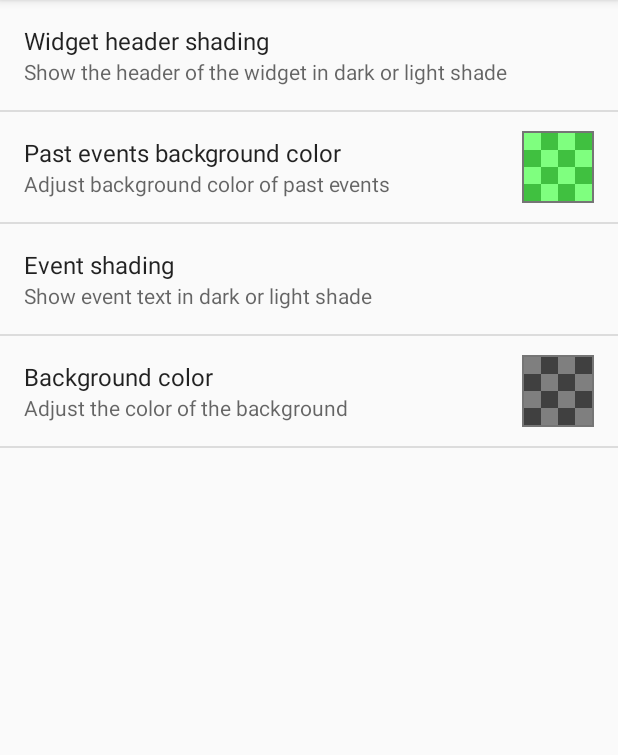
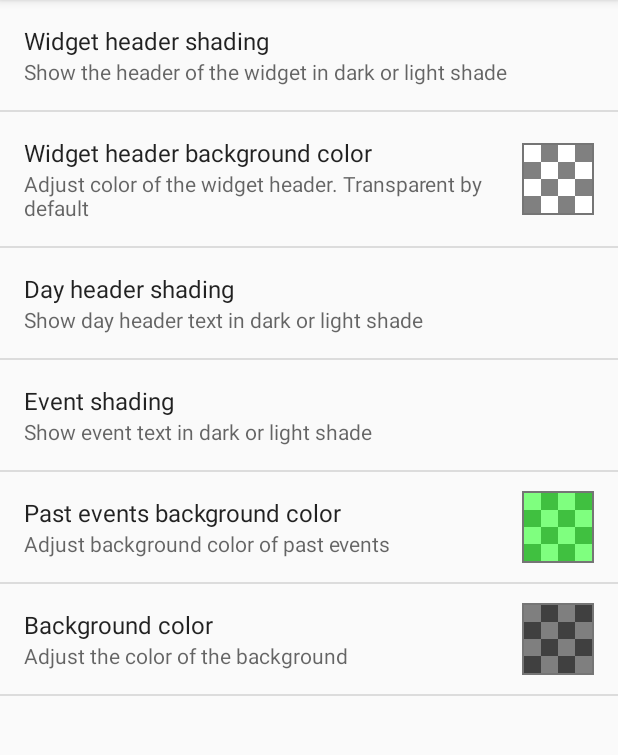
Before and after one commit to plusonelabs/calendar-widget, an Android app: the fragment ColorsPreferencesFragment shown on its own in the app's theme, on a phone screen of 412 x 824 dp, the part 84-839 px from its top. Run offline under Robolectric (Android 15) with nearby library versions, the phone set to English and light mode, and no system bars.

Commit message:
Add Widget header background color. Add Day header shading

```diff
--- a/app/src/main/java/org/andstatus/todoagenda/EventRemoteViewsFactory.java
+++ b/app/src/main/java/org/andstatus/todoagenda/EventRemoteViewsFactory.java
@@ -68,7 +68,7 @@ public class EventRemoteViewsFactory implements RemoteViewsFactory {
     public void onDataSetChanged() {
         context.setTheme(themeNameToResId(getSettings().getEntryTheme()));
         visualizers.clear();
-        visualizers.add(new DayHeaderVisualizer(context, widgetId));
+        visualizers.add(new DayHeaderVisualizer(getSettings().getDayHeaderThemeContext(), widgetId));
         for (EventProviderType type : EventProviderType.values()) {
             if (type.hasEventSources()) {
                 visualizers.add(type.getVisualizer(context, widgetId));
--- a/app/src/main/res/values/colors.xml
+++ b/app/src/main/res/values/colors.xml
@@ -3,29 +3,29 @@
 
     <!-- Black -->
     <color name="header_current_date_black">#dcffffff</color>
-    <color name="day_header_title_black">#ccc</color>
-    <color name="day_header_separator_black">#55ffffff</color>
+    <color name="day_header_title_black">#fff</color>
+    <color name="day_header_separator_black">#77ffffff</color>
     <color name="event_entry_title_black">#fff</color>
     <color name="event_entry_details_black">#bbb</color>
 
     <!-- Dark -->
     <color name="header_current_date_dark">#9affffff</color>
-    <color name="day_header_title_dark">#aaa</color>
-    <color name="day_header_separator_dark">#33ffffff</color>
+    <color name="day_header_title_dark">#ccc</color>
+    <color name="day_header_separator_dark">#55cccccc</color>
     <color name="event_entry_title_dark">#ccc</color>
     <color name="event_entry_details_dark">#999</color>
 
     <!-- Light -->
     <color name="header_current_date_light">#99000000</color>
-    <color name="day_header_title_light">#999</color>
-    <color name="day_header_separator_light">#22000000</color>
+    <color name="day_header_title_light">#777</color>
+    <color name="day_header_separator_light">#33000000</color>
     <color name="event_entry_title_light">#555</color>
     <color name="event_entry_details_light">#999</color>
 
     <!-- White -->
     <color name="header_current_date_white">#cc000000</color>
-    <color name="day_header_title_white">#777</color>
-    <color name="day_header_separator_white">#33000000</color>
+    <color name="day_header_title_white">#000</color>
+    <color name="day_header_separator_white">#22000000</color>
     <color name="event_entry_title_white">#000</color>
     <color name="event_entry_details_white">#555</color>
 
--- a/app/src/main/res/values/strings.xml
+++ b/app/src/main/res/values/strings.xml
@@ -99,6 +99,10 @@
     <string name="appearance_past_events_background_color_desc">Adjust background color of past events</string>
     <string name="appearance_header_theme_title">Widget header shading</string>
     <string name="appearance_header_theme_desc">Show the header of the widget in dark or light shade</string>
+    <string name="widget_header_background_color_desc">Adjust color of the widget header. Transparent by default</string>
+    <string name="widget_header_background_color_title">Widget header background color</string>
+    <string name="day_header_theme_title">Day header shading</string>
+    <string name="day_header_theme_desc">Show day header text in dark or light shade</string>
     <string name="appearance_entries_theme_title">Event shading</string>
     <string name="appearance_entries_theme_desc">Show event text in dark or light shade</string>
     <string name="appearance_theme_black">White</string>
--- a/app/src/main/res/xml/preferences_colors.xml
+++ b/app/src/main/res/xml/preferences_colors.xml
@@ -10,11 +10,19 @@
             android:title="@string/appearance_header_theme_title" />
 
         <com.rarepebble.colorpicker.ColorPreference
-            android:key="pastEventsBackgroundColor"
-            android:defaultValue="#8000FF00"
-            android:summary="@string/appearance_past_events_background_color_desc"
-            android:title="@string/appearance_past_events_background_color_title"
+            android:key="widgetHeaderBackgroundColor"
+            android:defaultValue="#00000000"
+            android:summary="@string/widget_header_background_color_desc"
+            android:title="@string/widget_header_background_color_title"
             app:colorpicker_selectNoneButtonText="@string/default_value" />
+
+        <ListPreference
+            android:key="dayHeaderTheme"
+            android:defaultValue="DARK"
+            android:entries="@array/pref_theme_entries"
+            android:entryValues="@array/pref_theme_values"
+            android:summary="@string/day_header_theme_desc"
+            android:title="@string/day_header_theme_title" />
 
         <ListPreference
             android:key="entryTheme"
@@ -25,6 +33,13 @@
             android:title="@string/appearance_entries_theme_title" />
 
         <com.rarepebble.colorpicker.ColorPreference
+            android:key="pastEventsBackgroundColor"
+            android:defaultValue="#8000FF00"
+            android:summary="@string/appearance_past_events_background_color_desc"
+            android:title="@string/appearance_past_events_background_color_title"
+            app:colorpicker_selectNoneButtonText="@string/default_value" />
+
+        <com.rarepebble.colorpicker.ColorPreference
             android:key="backgroundColor"
             android:defaultValue="#80000000"
             android:summary="@string/appearance_background_color_desc"
```
Also changed, not shown: app/src/main/java/org/andstatus/todoagenda/EventAppWidgetProvider.java (+8 -6 lines), app/src/main/java/org/andstatus/todoagenda/prefs/ApplicationPreferences.java (+18 -5 lines), app/src/main/java/org/andstatus/todoagenda/prefs/InstanceSettings.java (+53 -20 lines).
